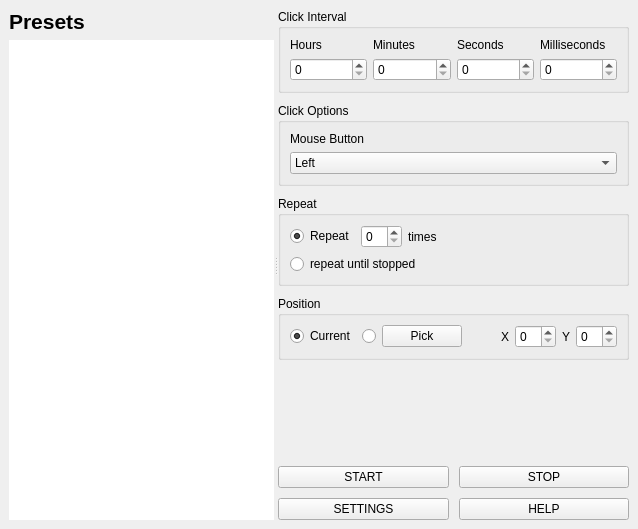
Before: the Qt Designer form mainwindow.ui in ilpenSE/simpleclicker, drawn with Qt 5.
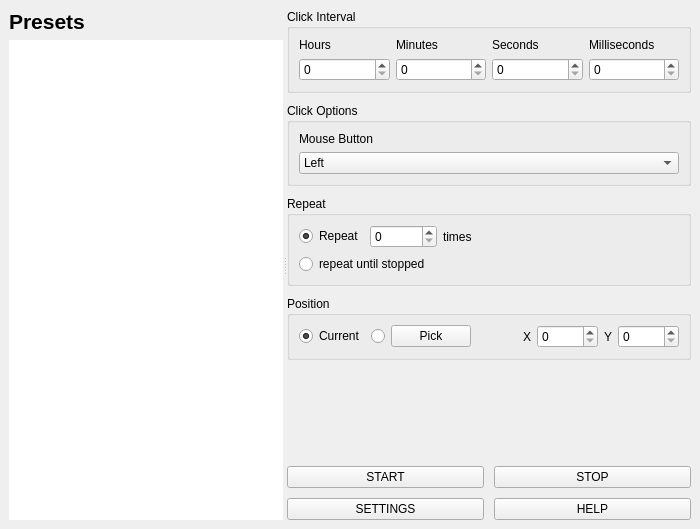
After: the same form once the commit is applied.

The edit to the form file:
```diff
--- a/mainwindow.ui
+++ b/mainwindow.ui
@@ -6,7 +6,7 @@
    <rect>
     <x>0</x>
     <y>0</y>
-    <width>638</width>
+    <width>700</width>
     <height>529</height>
    </rect>
   </property>
@@ -209,7 +209,11 @@
               </widget>
              </item>
              <item>
-              <widget class="QSpinBox" name="repeatEdit"/>
+              <widget class="QSpinBox" name="repeatEdit">
+               <property name="maximum">
+                <number>1000000000</number>
+               </property>
+              </widget>
              </item>
              <item>
               <widget class="QLabel" name="repeatTimesLabel">
@@ -294,7 +298,11 @@
             </widget>
            </item>
            <item>
-            <widget class="QSpinBox" name="xEdit"/>
+            <widget class="QSpinBox" name="xEdit">
+             <property name="maximum">
+              <number>10000</number>
+             </property>
+            </widget>
            </item>
            <item>
             <widget class="QLabel" name="yLabel">
@@ -304,7 +312,11 @@
             </widget>
            </item>
            <item>
-            <widget class="QSpinBox" name="yEdit"/>
+            <widget class="QSpinBox" name="yEdit">
+             <property name="maximum">
+              <number>10000</number>
+             </property>
+            </widget>
            </item>
           </layout>
          </widget>
```
